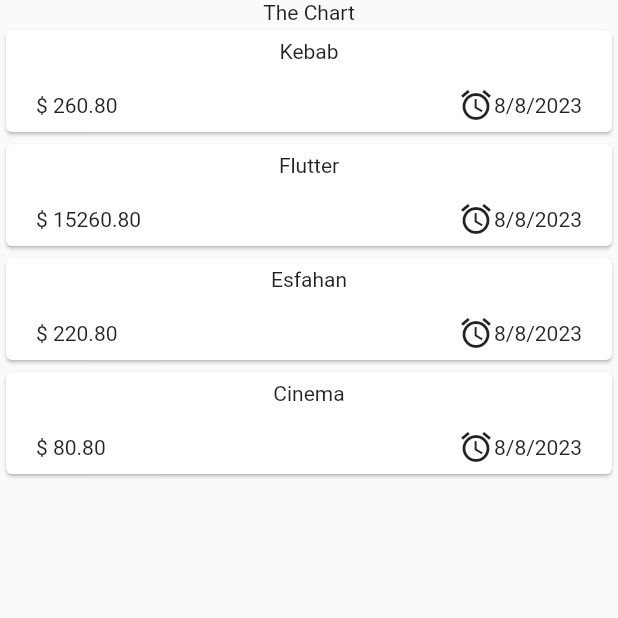
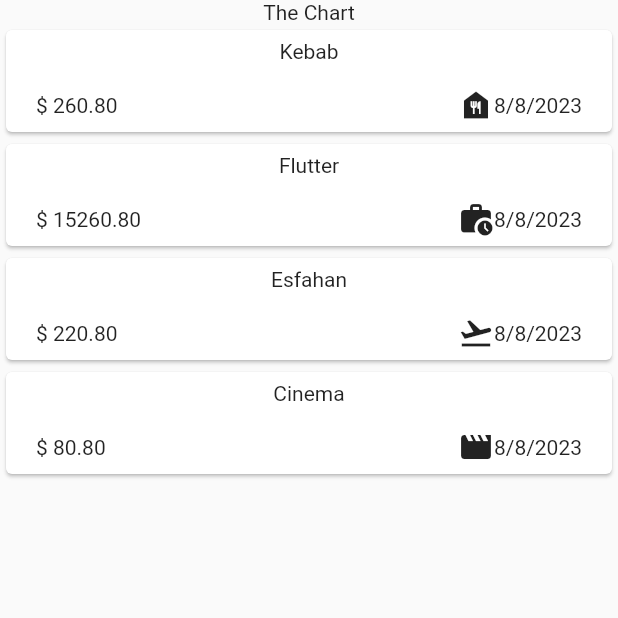
Before and after one commit to saeed561/Flutter_ExpenseTracker, a Flutter app: the screen it shows after launch, on a phone screen of 412 x 824 dp, the top half of it. Run offline on Flutter 3.47's test engine with Material 2 defaults, Android fonts, the phone set to English and light mode, and no system bars.

Commit message:
ExpenceTracker_IconsAdded to each Expense

```diff
--- a/lib/modal/Expense.dart
+++ b/lib/modal/Expense.dart
@@ -1,8 +1,16 @@
+import 'package:flutter/material.dart';
 import 'package:uuid/uuid.dart';
 
 final uuid = Uuid();
 
 enum Category { food, travel, work, tafrih }
+
+final categroryIcons = {
+  Category.food: Icons.food_bank,
+  Category.tafrih: Icons.movie,
+  Category.travel: Icons.flight_takeoff_outlined,
+  Category.work: Icons.work_history,
+};
 
 class Expense {
   Expense({
--- a/lib/widget/expenses_list/expense_item.dart
+++ b/lib/widget/expenses_list/expense_item.dart
@@ -24,7 +24,8 @@
                 Spacer(),
                 Row(
                   children: [
-                    Icon(Icons.alarm),
+                    Icon(categroryIcons[expense.category]),
+                    //Icon(Icons.flight_takeoff_outlined),
                     Text(
                       formater.format(expense.date),
                     ),
```
